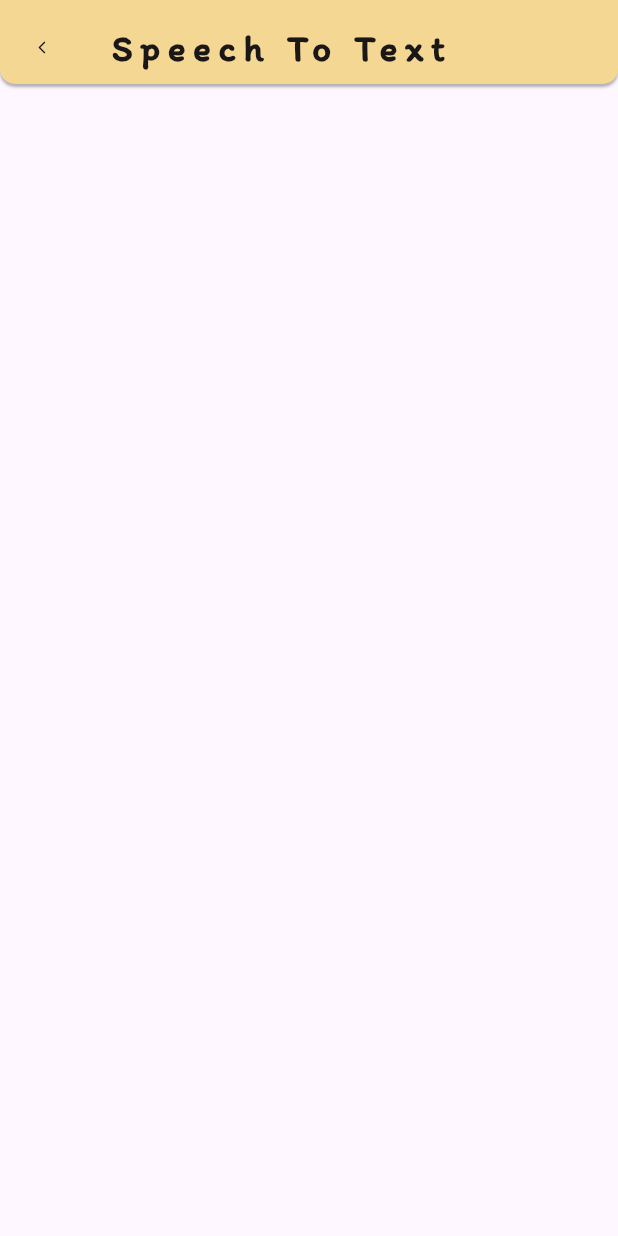
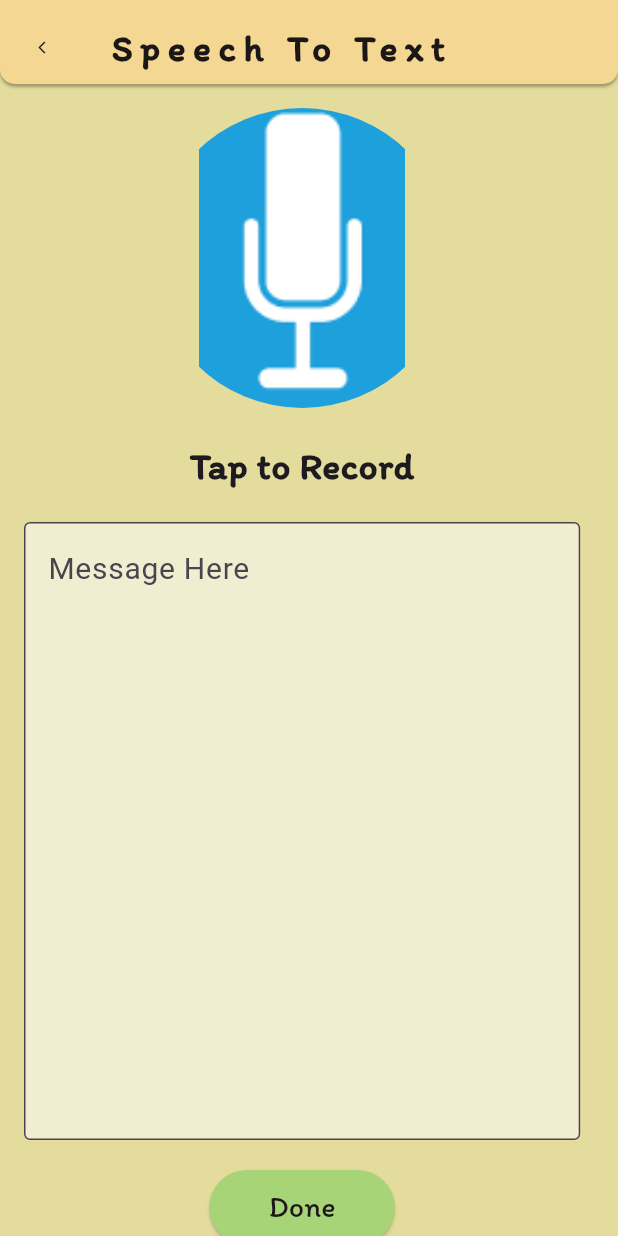
Before and after one commit to mbcabalos/Komunika, a Flutter app: the screen it shows after launch, after a tap on "Speech To Text", on a phone screen of 412 x 824 dp. Run offline on Flutter 3.47's test engine with Material 3 defaults, Android fonts, the phone set to English and light mode, and no system bars; our stand-ins replace bloc, flutter_bloc, just_audio, sqflite; accounts and stored records are empty.

Commit message:
added a API for Speech to Text in python, and connect it to flutter and implement the bloc

```diff
--- a/backend_python/models/model_instruction.txt
+++ b/backend_python/models/model_instruction.txt
@@ -1,6 +1,6 @@
 ## Setting Up the Vosk Model
 
 1. Download the Vosk model from the official website:
-   - [English Model](https://alphacephei.com/vosk/models/vosk-model-en-us-0.22.zip)
+   - [English Model](https://alphacephei.com/vosk/models/vosk-model-en-us-0.15.zip)
 
 2. Extract the model into the `backend_python/models/` directory:
--- /dev/null
+++ b/mobile_flutter/lib/bloc/bloc_speech_to_text/bloc/speech_to_text_bloc.dart
@@ -0,0 +1,36 @@
+import 'dart:async';
+
+import 'package:bloc/bloc.dart';
+import 'package:komunika/services/api/global_repository_impl.dart';
+import 'package:meta/meta.dart';
+
+part 'speech_to_text_event.dart';
+part 'speech_to_text_state.dart';
+
+class SpeechToTextBloc extends Bloc<SpeechToTextEvent, SpeechToTextState> {
+  final GlobalRepositoryImpl globalRepositoryImpl;
+  SpeechToTextBloc(this.globalRepositoryImpl)
+      : super(SpeechToTextLoadingState()) {
+    on<SpeechToTextLoadingEvent>(speechToTextLoadingEvent);
+    on<CreateSpeechToTextEvent>(createSpeechToTextLoadingEvent);
+  }
+
+  FutureOr<void> speechToTextLoadingEvent(
+      SpeechToTextLoadingEvent event, Emitter<SpeechToTextState> emit) async {
+    try {
+      emit(SpeechToTextLoadedSuccessState());
+    } catch (e) {
+      emit(SpeechToTextErrorState(message: '$e'));
+    }
+  }
+
+  FutureOr<void> createSpeechToTextLoadingEvent(
+      CreateSpeechToTextEvent event, Emitter<SpeechToTextState> emit) async {
+    try {
+      await globalRepositoryImpl.startLiveTranscription();
+      emit(SpeechToTextLoadedSuccessState());
+    } catch (e) {
+      emit(SpeechToTextErrorState(message: '$e'));
+    }
+  }
+}
--- /dev/null
+++ b/mobile_flutter/lib/bloc/bloc_speech_to_text/bloc/speech_to_text_event.dart
@@ -0,0 +1,6 @@
+part of 'speech_to_text_bloc.dart';
+
+abstract class SpeechToTextEvent {}
+class SpeechToTextLoadingEvent extends SpeechToTextEvent {}
+
+class CreateSpeechToTextEvent extends SpeechToTextEvent {}
--- /dev/null
+++ b/mobile_flutter/lib/bloc/bloc_speech_to_text/bloc/speech_to_text_state.dart
@@ -0,0 +1,14 @@
+part of 'speech_to_text_bloc.dart';
+
+@immutable
+sealed class SpeechToTextState {}
+
+final class SpeechToTextLoadingState extends SpeechToTextState {}
+
+final class SpeechToTextLoadedSuccessState extends SpeechToTextState {}
+
+final class SpeechToTextErrorState extends SpeechToTextState {
+  final String message;
+
+  SpeechToTextErrorState({required this.message});
+}
--- a/mobile_flutter/lib/screens/speech_to_text_screen/stt_page.dart
+++ b/mobile_flutter/lib/screens/speech_to_text_screen/stt_page.dart
@@ -1,4 +1,9 @@
 import 'package:flutter/material.dart';
+import 'package:flutter_bloc/flutter_bloc.dart';
+import 'package:komunika/bloc/bloc_speech_to_text/bloc/speech_to_text_bloc.dart';
+import 'package:komunika/services/api/global_repository_impl.dart';
+import 'package:komunika/utils/colors.dart';
+import 'package:komunika/utils/fonts.dart';
 import 'package:komunika/widgets/app_bar.dart';
 
 class SpeechToTextPage extends StatefulWidget {
@@ -9,11 +14,118 @@ class SpeechToTextPage extends StatefulWidget {
 }
 
 class SpeechToTextPageState extends State<SpeechToTextPage> {
+  late SpeechToTextBloc speechToTextBloc;
+  final TextEditingController _textController = TextEditingController();
+
+  @override
+  void initState() {
+    super.initState();
+    final globalService = GlobalRepositoryImpl();
+    speechToTextBloc = SpeechToTextBloc(globalService);
+    _initialize();
+  }
+
+  Future<void> _initialize() async {
+    speechToTextBloc.add(SpeechToTextLoadingEvent());
+  }
+
   @override
   Widget build(BuildContext context) {
-    return Scaffold(
-      appBar: const AppBarWidget(title: "Speech To Text", isBackButton: true, isSettingButton: false),
+    return BlocProvider<SpeechToTextBloc>(
+      create: (context) => speechToTextBloc,
+      child: Scaffold(
+        backgroundColor: ColorsPalette.background,
+        appBar: const AppBarWidget(
+          title: 'Speech To Text',
+          isBackButton: true,
+          isSettingButton: false,
+        ),
+        body: BlocConsumer<SpeechToTextBloc, SpeechToTextState>(
+          listener: (context, state) {
+            if (state is SpeechToTextErrorState) {
+              ScaffoldMessenger.of(context).showSnackBar(
+                SnackBar(content: Text(state.message)),
+              );
+            }
+          },
+          builder: (context, state) {
+            if (state is SpeechToTextLoadingState) {
+              return const Center(child: CircularProgressIndicator());
+            } else if (state is SpeechToTextLoadedSuccessState) {
+              return _buildContent();
+            } else if (state is SpeechToTextErrorState) {
+              return const Text('Error processing text to speech!');
+            } else {
+              return _buildContent();
+            }
+          },
+        ),
+      ),
+    );
+  }
 
+  Widget _buildContent() {
+    final double phoneHeight = MediaQuery.of(context).size.height * 0.5;
+    final double phoneWidth = MediaQuery.of(context).size.width * 0.9;
+    return RefreshIndicator.adaptive(
+      onRefresh: _initialize,
+      child: Padding(
+        padding: const EdgeInsets.all(16.0),
+        child: Column(
+          children: [
+            GestureDetector(
+              onTap: () async {
+
+              },
+              child: Container(
+                width: 200,
+                height: 200,
+                decoration: const BoxDecoration(
+                  shape: BoxShape.circle,
+                  image: DecorationImage(
+                    image: AssetImage('assets/images/microphone.png'),
+                    fit: BoxFit.contain,
+                  ),
+                ),
+              ),
+            ),
+            const SizedBox(height: 20),
+            const Text("Tap to Record", style: TextStyle(fontSize: 25, fontFamily: Fonts.main, fontWeight: FontWeight.bold)),
+            const SizedBox(height: 20),
+            SizedBox(
+              width: phoneWidth,
+              height: phoneHeight,
+              child: TextField(
+                controller: _textController,
+                style: const TextStyle(color: Colors.black, fontSize: 20),
+                decoration: const InputDecoration(
+                  hintText: 'Message Here',
+                  border: OutlineInputBorder(),
+                  fillColor: ColorsPalette.whiteYellow,
+                  filled: true,
+                ),
+                textAlignVertical: TextAlignVertical.center,
+                maxLines: phoneHeight.toInt(),
+              ),
+            ),
+            const SizedBox(height: 20),
+            ElevatedButton(
+              style: ElevatedButton.styleFrom(
+                backgroundColor: ColorsPalette.buttonPrimary,
+                minimumSize: Size(MediaQuery.of(context).size.width * 0.3, 50),
+              ),
+              onPressed: () {},
+              child: const Text(
+                "Done",
+                style: TextStyle(
+                    fontFamily: Fonts.main,
+                    fontSize: 20,
+                    color: ColorsPalette.black),
+              ),
+            ),
+          ],
+        ),
+      ),
     );
   }
 }
--- a/mobile_flutter/lib/screens/text_to_speech_screen/tts_page.dart
+++ b/mobile_flutter/lib/screens/text_to_speech_screen/tts_page.dart
@@ -77,7 +77,7 @@ class _TextToSpeechScreenState extends State<TextToSpeechScreen> {
         padding: const EdgeInsets.all(16.0),
         child: ListView(
           children: [
-            Container(
+            SizedBox(
               width: phoneWidth,
               height: phoneHeight,
               child: Column(
--- a/mobile_flutter/lib/services/repositories/global_repository.dart
+++ b/mobile_flutter/lib/services/repositories/global_repository.dart
@@ -2,4 +2,5 @@ import 'package:flutter/material.dart';
 
 abstract class GlobalRepository {
   Future<void> sendTextToSpeech(String text, String title, bool save);
+  Future<void> startLiveTranscription();
 }
--- a/mobile_flutter/pubspec.yaml
+++ b/mobile_flutter/pubspec.yaml
@@ -72,6 +72,7 @@ flutter:
     - assets/images/speech_to_text.png
     - assets/images/sign_transcriber.png
     - assets/images/on_screen_captions.png
+    - assets/images/microphone.png
 
   # An image asset can refer to one or more resolution-specific "variants", see
   # https://flutter.dev/to/resolution-aware-images
```
Also changed, not shown: backend_python/flask_module.txt (+14 -0 lines), mobile_flutter/lib/services/api/global_repository_impl.dart (+27 -3 lines), mobile_flutter/assets/images/microphone.png (added), mobile_flutter/pubspec.lock, 3 other files.
